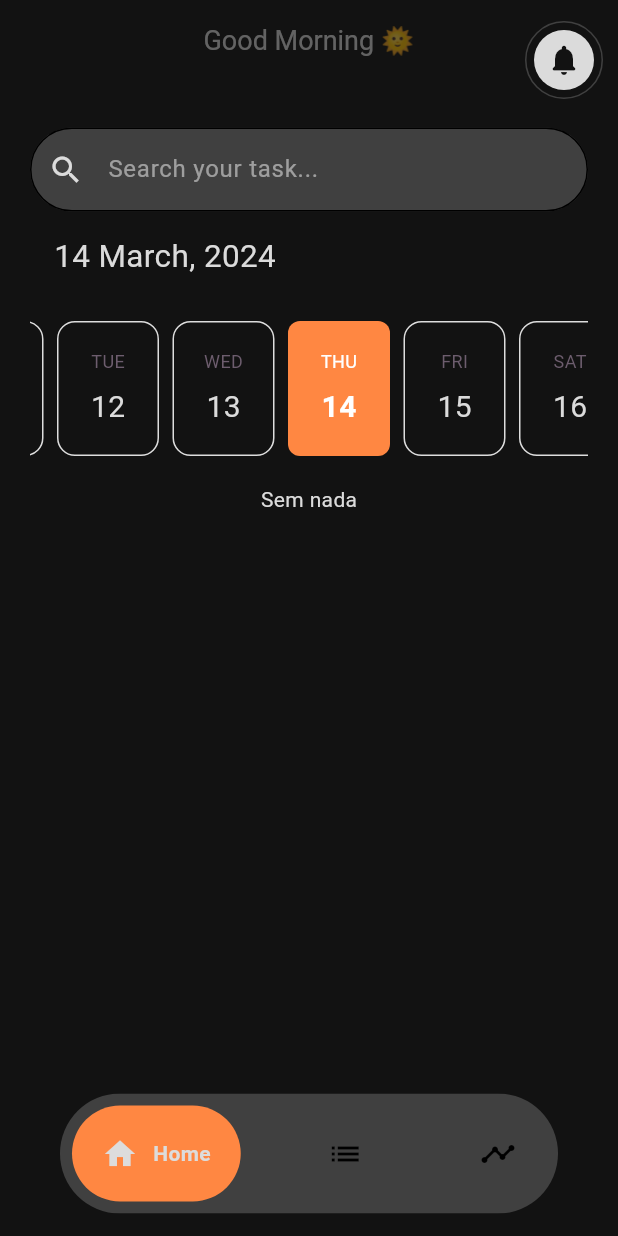
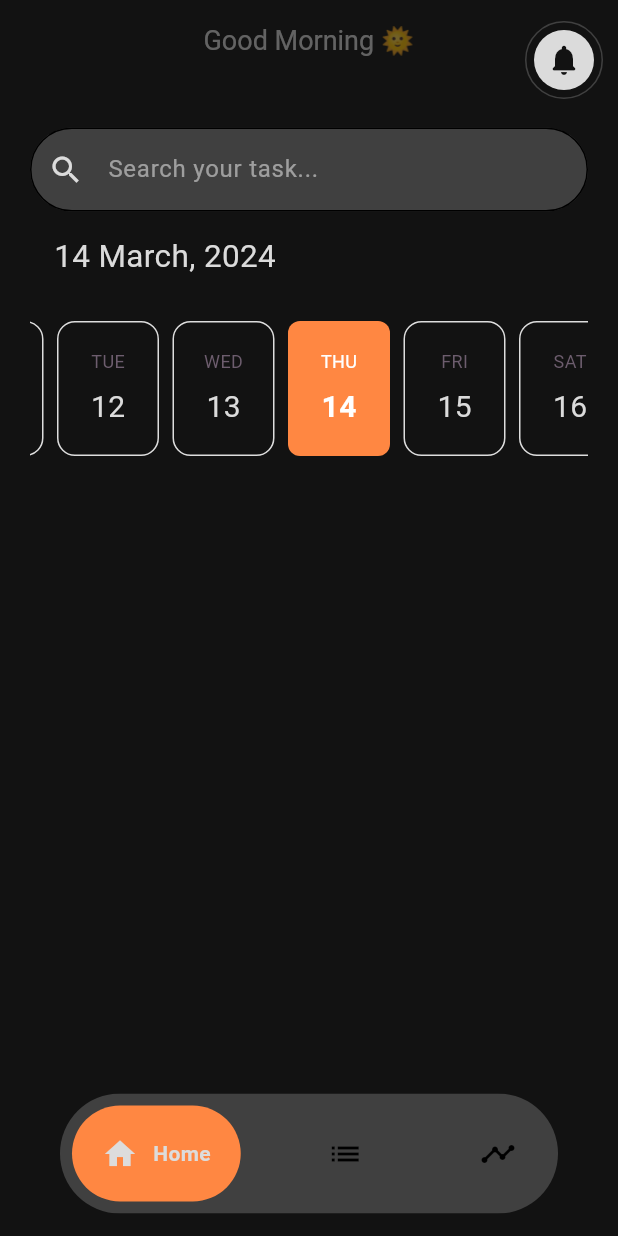
Before and after one commit to gwrgwr/task_manager_app, a Flutter app: the screen it shows after launch, after a tap on "Let's start", on a phone screen of 412 x 824 dp. Run offline on Flutter 3.47's test engine with Material 3 defaults, Android fonts, the light colour scheme and no system bars; drawn by our look-alikes of easy_date_timeline, google_nav_bar; our stand-ins replace get, mask_text_input_formatter.

Commit message:
exiting college

```diff
--- a/lib/home/widgets/home_widget.dart
+++ b/lib/home/widgets/home_widget.dart
@@ -1,13 +1,9 @@
 import 'package:easy_date_timeline/easy_date_timeline.dart';
 import 'package:flutter/material.dart';
-import 'package:flutter_bloc/flutter_bloc.dart';
 import 'package:get/get.dart';
 import 'package:get/get_instance/get_instance.dart';
 import 'package:intl/intl.dart';
 import 'package:task_manager_app/home/controllers/home_controller.dart';
-import 'package:task_manager_app/task/bloc/task_bloc.dart';
-import 'package:task_manager_app/task/bloc/task_event.dart';
-import 'package:task_manager_app/task/bloc/task_state.dart';
 import 'package:task_manager_app/utils/color_app.dart';
 
 class HomeWidget extends StatefulWidget {
@@ -33,22 +29,6 @@ class _HomeWidgetState extends State<HomeWidget> {
       return "Good Evening 🍽";
     }
   }
-
-  late final TaskBloc bloc;
-
-  @override
-  void initState() {
-    super.initState();
-    bloc = TaskBloc();
-    bloc.add(GetTasks());
-  }
-
-  @override
-  void dispose() {
-    super.dispose();
-    bloc.close();
-  }
-
   @override
   Widget build(BuildContext context) {
     final HomeController c = Get.put(HomeController());
@@ -133,56 +113,6 @@ class _HomeWidgetState extends State<HomeWidget> {
                 ),
               ),
               SizedBox(height: 15),
-              Row(
-                children: [
-                  Column(
-                    children: [
-                      Container(
-                        decoration: BoxDecoration(
-                          borderRadius: BorderRadius.circular(15),
-                        ),
-                        child: Column(
-                          children: [],
-                        ),
-                      ),
-                      Container(
-                        decoration: BoxDecoration(
-                          borderRadius: BorderRadius.circular(15),
-                        ),
-                        child: Column(
-                          children: [],
-                        ),
-                      )
-                    ],
-                  )
-                ],
-              ),
-              BlocBuilder<TaskBloc, TaskState>(
-                bloc: bloc,
-                builder: (context, state) {
-                  return state.taskList.isEmpty
-                      ? Center(
-                          child: Text(
-                            'Sem nada',
-                            style: TextStyle(
-                              color: ColorApp.textColor,
-                            ),
-                          ),
-                        )
-                      : ListView.builder(
-                          itemCount: state.taskList.length,
-                          itemBuilder: (context, index) {
-                            return Container(
-                              child: Column(
-                                children: [
-                                  Text(state.taskList[index].taskName),
-                                ],
-                              ),
-                            );
-                          },
-                        );
-                },
-              )
             ],
           ),
         ),
--- a/lib/task/bloc/task_bloc.dart
+++ /dev/null
@@ -1,34 +0,0 @@
-import 'package:task_manager_app/task/bloc/task_event.dart';
-import 'package:task_manager_app/task/bloc/task_state.dart';
-import 'package:task_manager_app/task/repository/task_repository.dart';
-import 'package:bloc/bloc.dart';
-
-class TaskBloc extends Bloc<TaskEvent, TaskState> {
-  final _repository = TaskRepository();
-
-  TaskBloc() : super(TaskInitialState()) {
-    on<GetTasks>(
-      (event, emit) => emit(
-        TaskLoadedlState(
-          taskList: _repository.getTasks(),
-        ),
-      ),
-    );
-
-    on<PostTasks>(
-      (event, emit) => emit(
-        TaskLoadedlState(
-          taskList: _repository.postTask(task: event.task),
-        ),
-      ),
-    );
-
-    on<DeleteTask>(
-      (event, emit) => emit(
-        TaskLoadedlState(
-          taskList: _repository.deleteTask(task: event.task),
-        ),
-      ),
-    );
-  }
-}
--- a/lib/task/bloc/task_event.dart
+++ /dev/null
@@ -1,17 +0,0 @@
-import 'package:task_manager_app/task/models/task_model.dart';
-
-abstract class TaskEvent {}
-
-class GetTasks extends TaskEvent {}
-
-class PostTasks extends TaskEvent {
-  final TaskModel task;
-
-  PostTasks({required this.task});
-}
-
-class DeleteTask extends TaskEvent {
-  final TaskModel task;
-
-  DeleteTask({required this.task});
-}
--- a/lib/task/bloc/task_state.dart
+++ /dev/null
@@ -1,21 +0,0 @@
-import 'package:task_manager_app/task/models/task_model.dart';
-
-abstract class TaskState {
-  final List<TaskModel> taskList;
-
-  TaskState({required this.taskList});
-}
-
-class TaskInitialState extends TaskState {
-  TaskInitialState() : super(taskList: []);
-}
-
-class TaskLoadedlState extends TaskState {
-  TaskLoadedlState({required List<TaskModel> taskList})
-      : super(taskList: taskList);
-}
-
-class TaskErrorState extends TaskState {
-  final Exception exception;
-  TaskErrorState({required this.exception}) : super(taskList: []);
-}
--- a/lib/task/models/task_model.dart
+++ b/lib/task/models/task_model.dart
@@ -5,10 +5,11 @@ class TaskModel {
   final String endDate;
   final String timeline;
 
-  TaskModel(
-      {required this.taskName,
-      required this.description,
-      required this.dueDate,
-      required this.endDate,
-      required this.timeline});
+  TaskModel({
+    required this.taskName,
+    required this.description,
+    required this.dueDate,
+    required this.endDate,
+    required this.timeline,
+  });
 }
--- a/lib/task/repository/task_repository.dart
+++ /dev/null
@@ -1,20 +0,0 @@
-import 'package:task_manager_app/task/models/task_model.dart';
-
-class TaskRepository {
-  final List<TaskModel> _taskList = [];
-
-  List<TaskModel> getTasks() {
-    _taskList.addAll([]);
-    return _taskList;
-  }
-
-  List<TaskModel> postTask({required TaskModel task}) {
-    _taskList.add(task);
-    return _taskList;
-  }
-
-  List<TaskModel> deleteTask({required TaskModel task}) {
-    _taskList.remove(task);
-    return _taskList;
-  }
-}
--- a/pubspec.yaml
+++ b/pubspec.yaml
@@ -42,6 +42,8 @@ dependencies:
   get: ^4.6.6
   flutter_bloc: ^8.1.4
   mask_text_input_formatter: ^2.9.0
+  hydrated_bloc: ^9.1.4
+  equatable: ^2.0.5
 
 dev_dependencies:
   flutter_test:
```
Also changed, not shown: lib/task/widgets/task_widgett.dart (+0 -15 lines), pubspec.lock.
